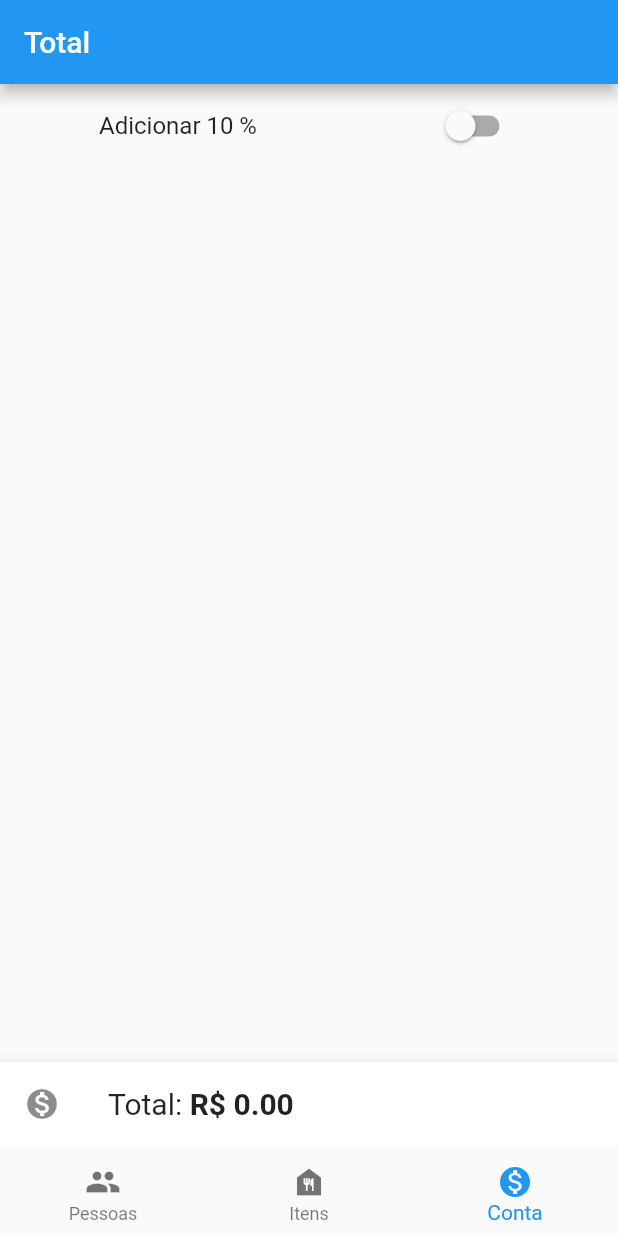
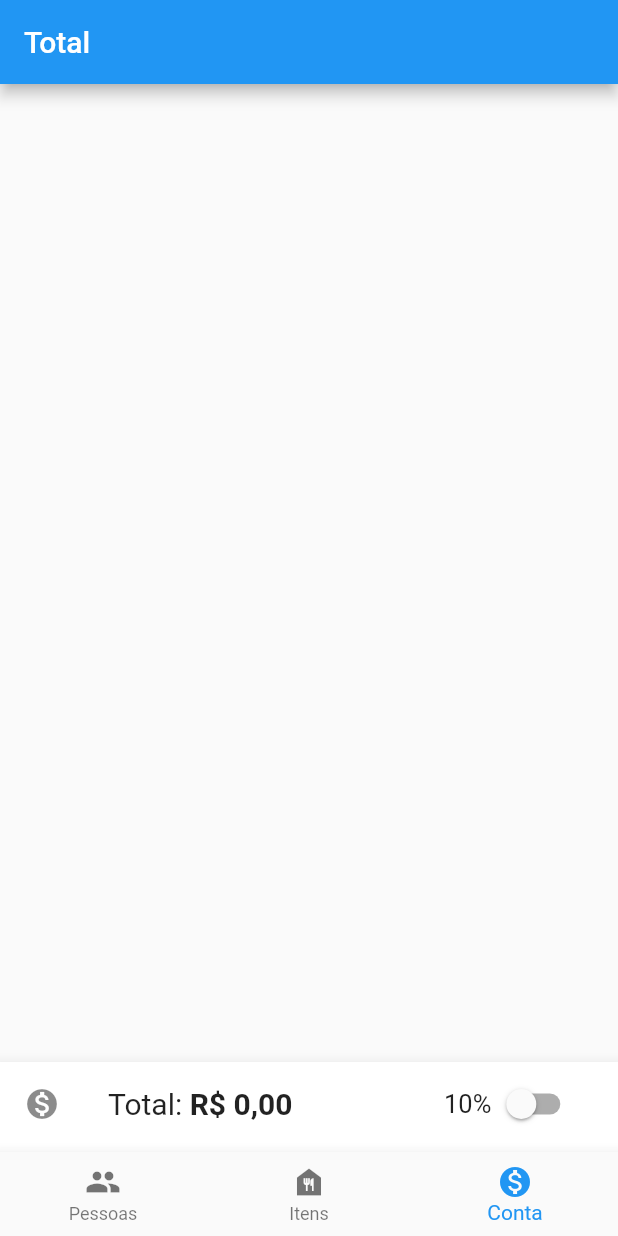
Before and after one commit to vgomesfalcao/bill_splitter_mobile, a Flutter app: the screen it shows after launch, item 3 of the bottom bar chosen, on a phone screen of 412 x 824 dp. Run offline on Flutter 3.47's test engine with Material 2 defaults, Android fonts, the phone set to English and light mode, and no system bars; our stand-ins replace currency_text_input_formatter.

Commit message:
Refactoring formatter and ten percent switch

```diff
--- a/lib/controller/form_item_controller.dart
+++ b/lib/controller/form_item_controller.dart
@@ -2,19 +2,32 @@ import 'package:bill_splitter/controller/checkbox_controller.dart';
 import 'package:bill_splitter/model/bill/bill_model.dart';
 import 'package:bill_splitter/model/user/user_list_model.dart';
 import 'package:bill_splitter/model/user/user_model.dart';
+import 'package:bill_splitter/utils/formatter.dart';
 import 'package:flutter/material.dart';
 
 class FormItemController {
   final List<User> _users = UserListModel().getUsers();
   final Map<String, dynamic> _states = {};
   static bool tip = false;
+  final _formatter = Formatter();
 
-  String getTotalBill() {
+  String getTotalBillWithoutTip() {
     double totalValue = 0.0;
     for (var item in Bill().getBillList()) {
       totalValue += item.itemValue;
     }
-    return totalValue.toStringAsFixed(2);
+    return _formatter.formatCurrencyNumber(totalValue);
+  }
+
+  String getTotalBillWithTip() {
+    double totalValue = 0.0;
+    for (var item in Bill().getBillList()) {
+      totalValue += item.itemValue;
+    }
+    if (tip) {
+      totalValue = totalValue + (totalValue / 10);
+    }
+    return _formatter.formatCurrencyNumber(totalValue);
   }
 
   double getUserBillWithoutTip(String userName) {
@@ -46,13 +59,16 @@ class FormItemController {
     for (var item in Bill().getBillList()) {
       if (item.users.contains(_users[index])) {
         double userValue = item.itemValue / item.users.length;
-        bodyText += '${item.itemLabel}:${doubleToString(userValue)}\n';
+        bodyText +=
+            '${item.itemLabel}:${_formatter.formatCurrencyNumber(userValue)}\n';
       }
     }
     if (tip) {
-      bodyText += '10%: ${doubleToString(userBillValueWithoutTip / 10)}\n';
+      bodyText +=
+          '10%: ${_formatter.formatCurrencyNumber(userBillValueWithoutTip / 10)}\n';
     }
-    String totalText = 'Total: ${doubleToString(userBillValueWithTip)}';
+    String totalText =
+        'Total: ${_formatter.formatCurrencyNumber(userBillValueWithTip)}';
     return Text.rich(TextSpan(children: [
       TextSpan(
         text: bodyText,
@@ -88,10 +104,6 @@ class FormItemController {
     return selectedUsers;
   }
 
-  String doubleToString(double value) {
-    return 'R\$ ${value.toStringAsFixed(2)}';
-  }
-
   double? convertNumberStringToValue(String text) {
     double? parsedItem = double.tryParse(
       text.replaceAll(RegExp(r"\D"), ""),
--- a/lib/main.dart
+++ b/lib/main.dart
@@ -1,7 +1,6 @@
-import 'package:bill_splitter/controller/form_item_controller.dart';
 import 'package:bill_splitter/views/bill/bill_view.dart';
 import 'package:bill_splitter/views/items/list_item_view.dart';
-import 'package:bill_splitter/views/user/list_item_view.dart';
+import 'package:bill_splitter/views/user/list_user_view.dart';
 import 'package:flutter/material.dart';
 
 void main() {
@@ -29,9 +28,9 @@ class NavigationBar extends StatefulWidget {
 class _NavigationBarState extends State<NavigationBar> {
   int _selectedIndex = 0;
   static final List<Widget> _widgetOptions = <Widget>[
-    UserList(),
-    ItemList(),
-    BillScreen()
+    const UserList(),
+    const ItemList(),
+    const BillScreen()
   ];
   void _onItemTapped(int index) {
     setState(() {
--- /dev/null
+++ b/lib/utils/formatter.dart
@@ -0,0 +1,13 @@
+import 'package:intl/intl.dart';
+
+class Formatter {
+  final NumberFormat formatter = NumberFormat("#,##0.00", "pt_BR");
+  final bool currencyIcon;
+
+  Formatter({this.currencyIcon = true});
+
+  String formatCurrencyNumber(double number) {
+    String formattedNumber = formatter.format(number);
+    return currencyIcon ? 'R\$ $formattedNumber' : formattedNumber;
+  }
+}
--- a/lib/views/bill/bill_view.dart
+++ b/lib/views/bill/bill_view.dart
@@ -17,25 +17,38 @@ class _BillScreenState extends State<BillScreen> {
     return Scaffold(
       appBar: AppBar(title: const Text('Total')),
       bottomNavigationBar: BottomAppBar(
-        child: Container(
+        shape: const CircularNotchedRectangle(),
+        child: SizedBox(
+          height: 60,
           child: ListTile(
-            leading: Icon(Icons.monetization_on),
-            title:
-                Text.rich(TextSpan(style: TextStyle(fontSize: 20), children: [
-              TextSpan(text: 'Total: '),
+            trailing: SizedBox(
+              width: 100,
+              child: Row(
+                children: [
+                  const Text(
+                    '10%',
+                    style: TextStyle(fontSize: 17),
+                  ),
+                  Switch(
+                      value: _formItemController.getTip(),
+                      onChanged: (bool value) {
+                        setState(() => _formItemController.changeTip());
+                      }),
+                ],
+              ),
+            ),
+            leading: const Icon(Icons.monetization_on),
+            title: Text.rich(
+                TextSpan(style: const TextStyle(fontSize: 20), children: [
+              const TextSpan(text: 'Total: '),
               TextSpan(
-                  text: 'R\$ ${_formItemController.getTotalBill()}',
-                  style: TextStyle(fontWeight: FontWeight.bold))
+                  text: _formItemController.getTotalBillWithTip(),
+                  style: const TextStyle(fontWeight: FontWeight.bold))
             ])),
           ),
-          height: 60,
         ),
-        shape: const CircularNotchedRectangle(),
       ),
-      body: Column(
-        children: [
-          Flexible(
-            child: ListView.builder(
+      body: ListView.builder(
           shrinkWrap: true,
           itemCount: UserListModel().getUsers().length,
           itemBuilder: (context, index) {
@@ -43,32 +56,18 @@ class _BillScreenState extends State<BillScreen> {
               child: ListTile(
                 leading: const Center(
                     widthFactor: 0.6,
-                          child:
-                              Icon(Icons.monetization_on_outlined, size: 60)),
+                    child: Icon(Icons.monetization_on_outlined, size: 60)),
                 title: Padding(
                   padding: const EdgeInsets.only(top: 6, bottom: 6.0),
                   child: Text(
                     UserListModel().getUsers()[index].name,
                   ),
                 ),
-                      subtitle:
-                          _formItemController.getValueFromUserIndex(index),
+                subtitle: _formItemController.getValueFromUserIndex(index),
                 isThreeLine: true,
               ),
             );
           }),
-          ),
-          Padding(
-            padding: const EdgeInsets.only(left: 50, right: 50),
-            child: SwitchListTile(
-                title: Text('Adicionar 10 %'),
-                value: _formItemController.getTip(),
-                onChanged: (bool value) {
-                  setState(() => _formItemController.changeTip());
-                }),
-          )
-        ],
-      ),
     );
   }
 }
```
Also changed, not shown: lib/components/users_checkbox_component.dart (+6 -6 lines), lib/views/items/list_item_view.dart (+5 -5 lines), lib/views/user/list_user_view.dart (renamed from lib/views/user/list_item_view.dart). Lines whose indentation alone changed are shown as unchanged.
